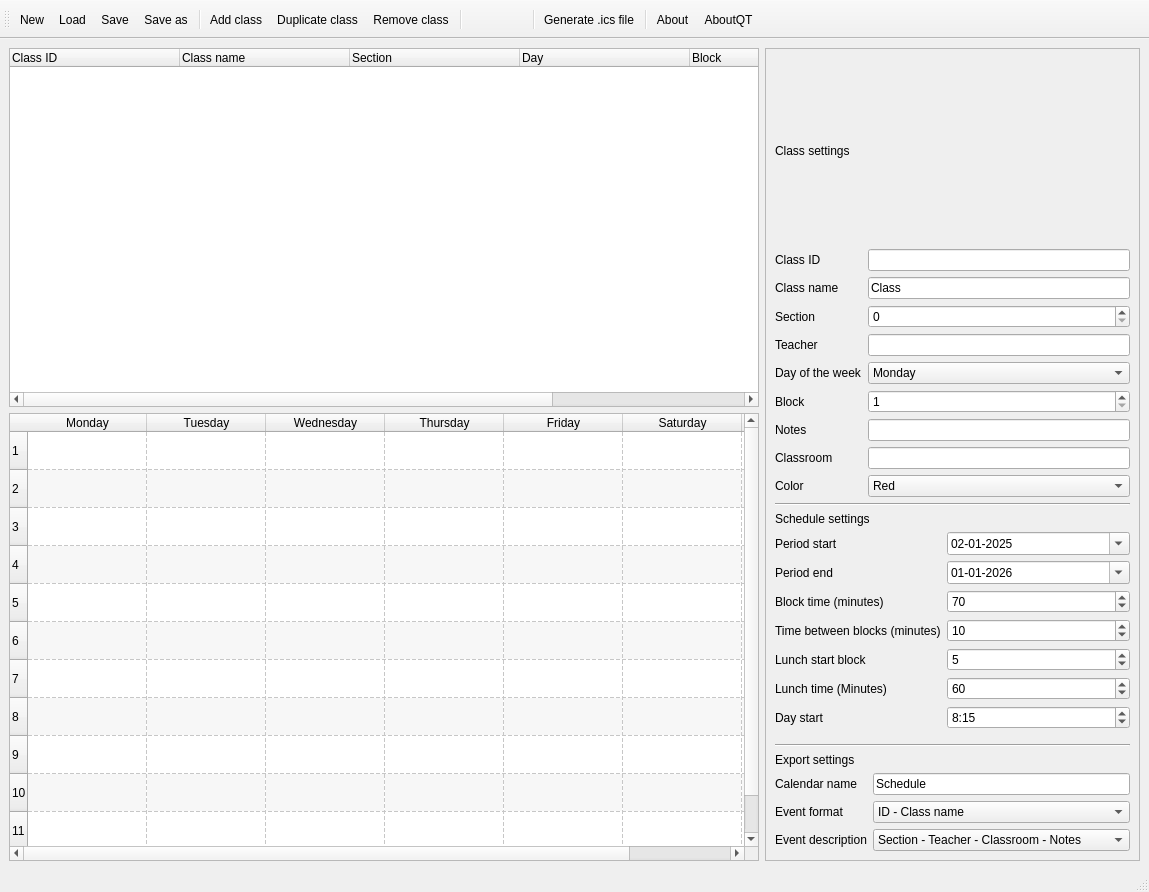
Old version of the form src/form.ui in the repository discojapi/ics-class-schedule.
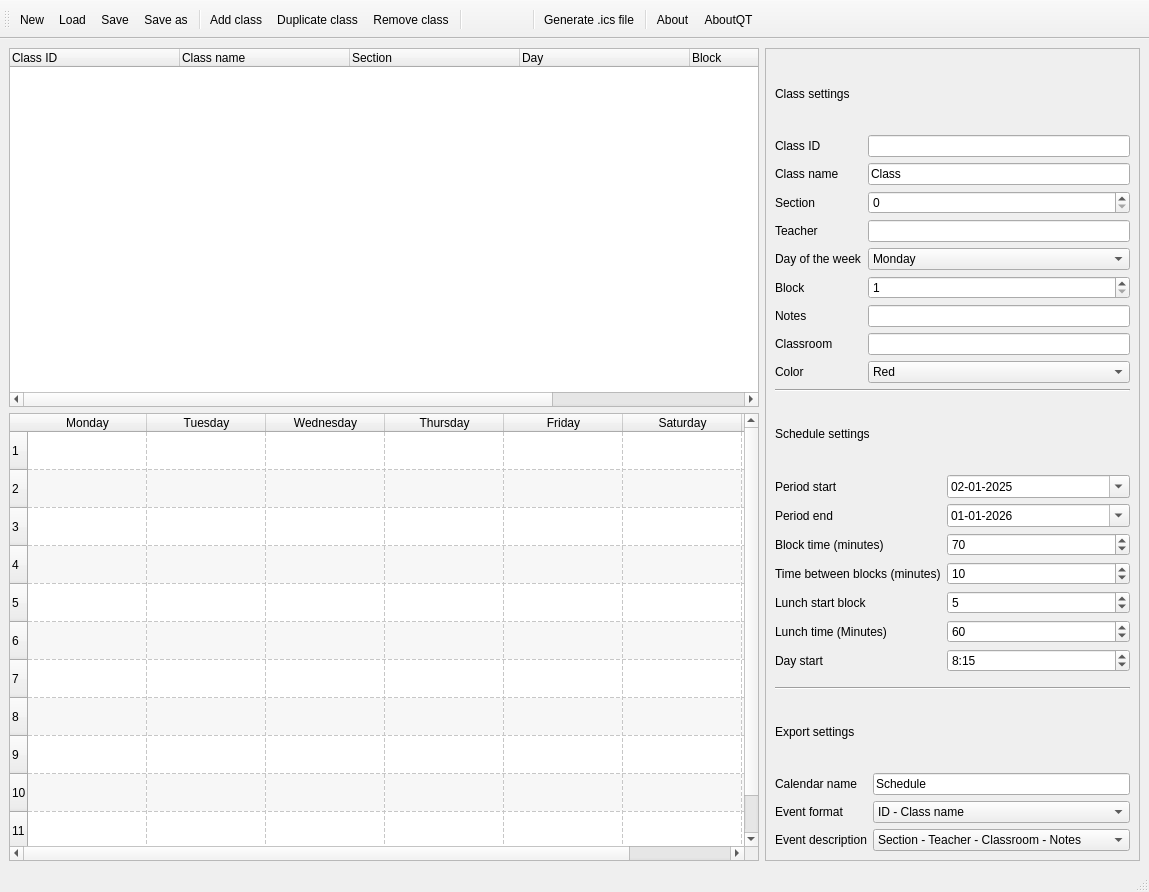
New version of the form. Icons and pictures are not drawn.

What changed in the file:
```diff
--- a/src/form.ui
+++ b/src/form.ui
@@ -251,7 +251,7 @@
         <item>
          <widget class="QLabel" name="label_2">
           <property name="sizePolicy">
-           <sizepolicy hsizetype="Ignored" vsizetype="Expanding">
+           <sizepolicy hsizetype="Preferred" vsizetype="Preferred">
             <horstretch>0</horstretch>
             <verstretch>0</verstretch>
            </sizepolicy>
```
Left out of the diff: 9 changed lines with no effect on the pictures.
